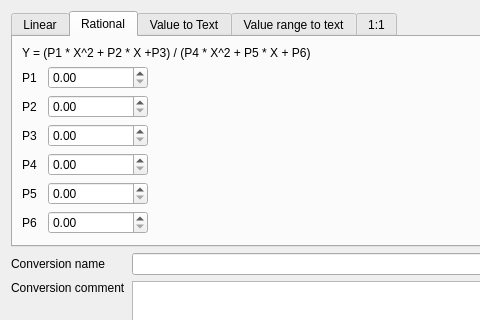
First picture: the form in asammdf/gui/ui/define_conversion_dialog.ui, repository danielhrisca/asammdf, before the edit; both pictures show x 0 to 480 and y 0 to 320 of the 937 by 501 pixel window.
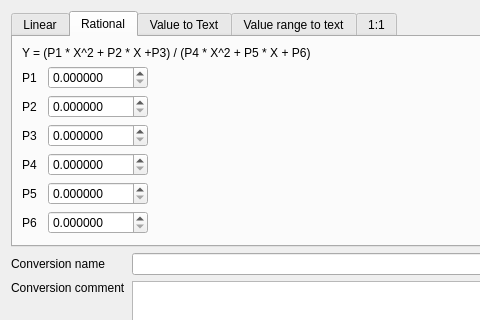
Second picture: the form after the edit. The open tabs and pages were chosen to show the change. Icons and pictures are not drawn. Custom widgets are drawn as their Qt base class.

Commit message: 6 digits for conversion dialog

Patch:
```diff
--- a/asammdf/gui/ui/define_conversion_dialog.ui
+++ b/asammdf/gui/ui/define_conversion_dialog.ui
@@ -145,7 +145,11 @@
         </spacer>
        </item>
        <item row="3" column="1">
-        <widget class="QDoubleSpinBox" name="p3"/>
+        <widget class="QDoubleSpinBox" name="p3">
+         <property name="decimals">
+          <number>6</number>
+         </property>
+        </widget>
        </item>
        <item row="1" column="1">
         <widget class="QDoubleSpinBox" name="p1">
@@ -155,10 +159,17 @@
            <height>0</height>
           </size>
          </property>
+         <property name="decimals">
+          <number>6</number>
+         </property>
         </widget>
        </item>
        <item row="2" column="1">
-        <widget class="QDoubleSpinBox" name="p2"/>
+        <widget class="QDoubleSpinBox" name="p2">
+         <property name="decimals">
+          <number>6</number>
+         </property>
+        </widget>
        </item>
        <item row="2" column="0">
         <widget class="QLabel" name="label_4">
@@ -182,10 +193,18 @@
         </widget>
        </item>
        <item row="6" column="1">
-        <widget class="QDoubleSpinBox" name="p6"/>
+        <widget class="QDoubleSpinBox" name="p6">
+         <property name="decimals">
+          <number>6</number>
+         </property>
+        </widget>
        </item>
        <item row="5" column="1">
-        <widget class="QDoubleSpinBox" name="p5"/>
+        <widget class="QDoubleSpinBox" name="p5">
+         <property name="decimals">
+          <number>6</number>
+         </property>
+        </widget>
        </item>
        <item row="3" column="0">
         <widget class="QLabel" name="label_5">
@@ -195,7 +214,11 @@
         </widget>
        </item>
        <item row="4" column="1">
-        <widget class="QDoubleSpinBox" name="p4"/>
+        <widget class="QDoubleSpinBox" name="p4">
+         <property name="decimals">
+          <number>6</number>
+         </property>
+        </widget>
        </item>
        <item row="5" column="0">
         <widget class="QLabel" name="label_14">
```
Left out of the diff: 9 changed lines with no effect on the pictures. The commit also changes 1 other file.
